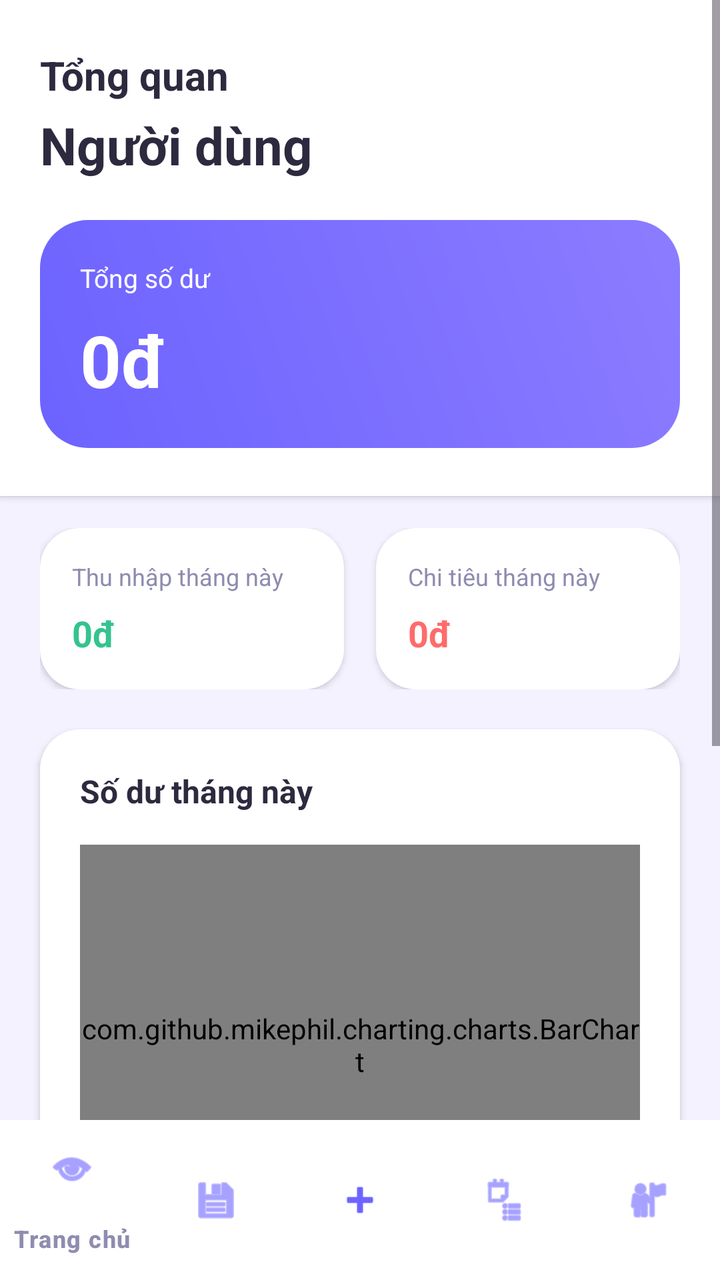
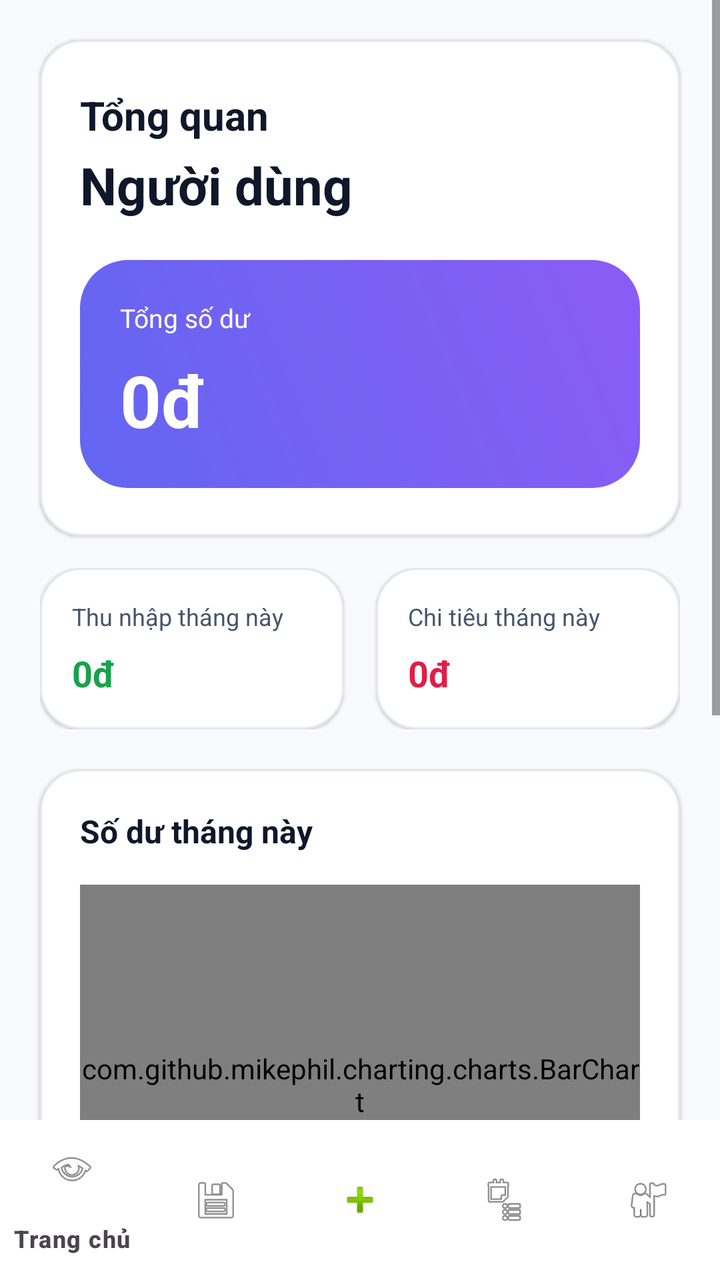

Compare the two renders of this Android layout. The source of the first and the diff that turns it into the second are given below.
<!-- AndroidManifest.xml: application theme Theme.MyApplication -->
<!-- res/layout/activity_main.xml -->
<?xml version="1.0" encoding="utf-8"?>
<RelativeLayout xmlns:android="http://schemas.android.com/apk/res/android"
    xmlns:app="http://schemas.android.com/apk/res-auto"
    android:layout_width="match_parent"
    android:layout_height="match_parent"
    android:background="@color/app_background">

    <ScrollView
        android:layout_width="match_parent"
        android:layout_height="match_parent"
        android:layout_above="@id/bottomNav">

        <LinearLayout
            android:layout_width="match_parent"
            android:layout_height="wrap_content"
            android:orientation="vertical">

            
            <LinearLayout
                android:layout_width="match_parent"
                android:layout_height="wrap_content"
                android:background="@color/card_background"
                android:elevation="2dp"
                android:orientation="vertical"
                android:paddingHorizontal="20dp"
                android:paddingVertical="24dp">

                <TextView
                    android:layout_width="wrap_content"
                    android:layout_height="wrap_content"
                    android:text="@string/main_title"
                    android:textColor="@color/text_primary"
                    android:textSize="20sp"
                    android:textStyle="bold" />

                <TextView
                    android:id="@+id/tvGreetingName"
                    android:layout_width="wrap_content"
                    android:layout_height="wrap_content"
                    android:layout_marginTop="4dp"
                    android:text="@string/profile_default_name"
                    android:textColor="@color/text_primary"
                    android:textSize="26sp"
                    android:textStyle="bold" />

                
                <LinearLayout
                    android:layout_width="match_parent"
                    android:layout_height="wrap_content"
                    android:layout_marginTop="20dp"
                    android:background="@drawable/bg_gradient_primary"
                    android:orientation="vertical"
                    android:padding="20dp">

                    <TextView
                        android:layout_width="wrap_content"
                        android:layout_height="wrap_content"
                        android:text="@string/main_balance_title"
                        android:textColor="@color/white"
                        android:textSize="13sp" />

                    <TextView
                        android:id="@+id/tvBalance"
                        android:layout_width="wrap_content"
                        android:layout_height="wrap_content"
                        android:layout_marginTop="8dp"
                        android:text="@string/placeholder_currency_zero"
                        android:textColor="@color/white"
                        android:textSize="36sp"
                        android:textStyle="bold" />
                </LinearLayout>
            </LinearLayout>

            
            <LinearLayout
                android:layout_width="match_parent"
                android:layout_height="wrap_content"
                android:layout_marginTop="16dp"
                android:orientation="horizontal"
                android:paddingHorizontal="20dp">

                
                <LinearLayout
                    android:layout_width="0dp"
                    android:layout_height="wrap_content"
                    android:layout_marginEnd="8dp"
                    android:layout_weight="1"
                    android:background="@drawable/bg_card"
                    android:elevation="2dp"
                    android:orientation="vertical"
                    android:padding="16dp">

                    <TextView
                        android:layout_width="wrap_content"
                        android:layout_height="wrap_content"
                        android:text="@string/main_income_month"
                        android:textColor="@color/text_secondary"
                        android:textSize="12sp" />

                    <TextView
                        android:id="@+id/tvIncome"
                        android:layout_width="wrap_content"
                        android:layout_height="wrap_content"
                        android:layout_marginTop="8dp"
                        android:text="@string/placeholder_currency_zero"
                        android:textColor="@color/accent_green"
                        android:textSize="18sp"
                        android:textStyle="bold" />
                </LinearLayout>

                
                <LinearLayout
                    android:layout_width="0dp"
                    android:layout_height="wrap_content"
                    android:layout_marginStart="8dp"
                    android:layout_weight="1"
                    android:background="@drawable/bg_card"
                    android:elevation="2dp"
                    android:orientation="vertical"
                    android:padding="16dp">

                    <TextView
                        android:layout_width="wrap_content"
                        android:layout_height="wrap_content"
                        android:text="@string/main_expense_month"
                        android:textColor="@color/text_secondary"
                        android:textSize="12sp" />

                    <TextView
                        android:id="@+id/tvExpense"
                        android:layout_width="wrap_content"
                        android:layout_height="wrap_content"
                        android:layout_marginTop="8dp"
                        android:text="@string/placeholder_currency_zero"
                        android:textColor="@color/accent_red"
                        android:textSize="18sp"
                        android:textStyle="bold" />
                </LinearLayout>
            </LinearLayout>

            
            <LinearLayout
                android:layout_width="match_parent"
                android:layout_height="wrap_content"
                android:layout_marginHorizontal="20dp"
                android:layout_marginTop="20dp"
                android:background="@drawable/bg_card"
                android:elevation="2dp"
                android:orientation="vertical"
                android:padding="20dp">

                <TextView
                    android:layout_width="wrap_content"
                    android:layout_height="wrap_content"
                    android:text="@string/main_balance_month"
                    android:textColor="@color/text_primary"
                    android:textSize="16sp"
                    android:textStyle="bold" />

                <com.github.mikephil.charting.charts.BarChart
                    android:id="@+id/barChart"
                    android:layout_width="match_parent"
                    android:layout_height="200dp"
                    android:layout_marginTop="16dp" />
            </LinearLayout>

            
            <LinearLayout
                android:layout_width="match_parent"
                android:layout_height="wrap_content"
                android:layout_margin="20dp"
                android:background="@drawable/bg_card"
                android:elevation="2dp"
                android:orientation="vertical"
                android:padding="20dp">

                <TextView
                    android:layout_width="wrap_content"
                    android:layout_height="wrap_content"
                    android:text="@string/main_transactions_title"
                    android:textColor="@color/text_primary"
                    android:textSize="16sp"
                    android:textStyle="bold" />

                <TextView
                    android:id="@+id/tvNoTransactions"
                    android:layout_width="wrap_content"
                    android:layout_height="wrap_content"
                    android:layout_marginTop="16dp"
                    android:text="@string/main_no_transactions"
                    android:textColor="@color/text_secondary"
                    android:textSize="13sp" />

                <LinearLayout
                    android:id="@+id/transactionListContainer"
                    android:layout_width="match_parent"
                    android:layout_height="wrap_content"
                    android:layout_marginTop="12dp"
                    android:orientation="vertical" />

                <TextView
                    android:id="@+id/tvSeeAll"
                    android:layout_width="wrap_content"
                    android:layout_height="wrap_content"
                    android:layout_marginTop="16dp"
                    android:text="@string/main_see_all"
                    android:textColor="@color/primary_blue"
                    android:textSize="14sp"
                    android:textStyle="bold" />
            </LinearLayout>

            <View
                android:layout_width="match_parent"
                android:layout_height="16dp" />
        </LinearLayout>
    </ScrollView>

    <com.google.android.material.bottomnavigation.BottomNavigationView
        android:id="@+id/bottomNav"
        android:layout_width="match_parent"
        android:layout_height="wrap_content"
        android:layout_alignParentBottom="true"
        android:background="@color/card_background"
        android:elevation="8dp"
        app:itemIconTint="@color/primary_blue"
        app:itemTextColor="@color/text_secondary"
        app:menu="@menu/bottom_menu" />
</RelativeLayout>
<!-- resources referenced by this layout -->
<resources>
  <color name="accent_green">#34C38F</color>
  <color name="accent_red">#FF6B6B</color>
  <color name="app_background">#F4F2FF</color>
  <color name="card_background">#FFFFFF</color>
  <color name="primary_blue">#6C63FF</color>
  <color name="text_primary">#2D2A3F</color>
  <color name="text_secondary">#8E8CB0</color>
  <color name="white">#FFFFFFFF</color>
  <!-- drawable bg_card (drawable) -->
  <?xml version="1.0" encoding="utf-8"?>
  <shape xmlns:android="http://schemas.android.com/apk/res/android">
      <solid android:color="@color/card_background" />
      <corners android:radius="20dp" />
  </shape>
  <!-- drawable bg_gradient_primary (drawable) -->
  <?xml version="1.0" encoding="utf-8"?>
  <shape xmlns:android="http://schemas.android.com/apk/res/android">
      <gradient
          android:angle="45"
          android:endColor="#8C7CFF"
          android:startColor="#6C63FF" />
      <corners android:radius="24dp" />
  </shape>
  <string name="main_balance_month">Số dư tháng này</string>
  <string name="main_balance_title">Tổng số dư</string>
  <string name="main_expense_month">Chi tiêu tháng này</string>
  <string name="main_income_month">Thu nhập tháng này</string>
  <string name="main_no_transactions">Chưa có giao dịch. Vui lòng thêm giao dịch mới.</string>
  <string name="main_see_all">Xem tất cả</string>
  <string name="main_title">Tổng quan</string>
  <string name="main_transactions_title">Giao dịch gần đây</string>
  <string name="placeholder_currency_zero">0đ</string>
  <string name="profile_default_name">Người dùng</string>
  <style name="Theme.MyApplication" parent="Base.Theme.MyApplication" />
  <style name="Base.Theme.MyApplication" parent="Theme.Material3.DayNight.NoActionBar">
          
          
      </style>
</resources>

<!-- the commit's change to res/layout/activity_main.xml (unified diff, before → after) -->
@@ -8,19 +8,24 @@
     <ScrollView
         android:layout_width="match_parent"
         android:layout_height="match_parent"
-        android:layout_above="@id/bottomNav">
+        android:layout_above="@id/bottomNav"
+        android:clipToPadding="false"
+        android:fillViewport="true">
 
         <LinearLayout
             android:layout_width="match_parent"
             android:layout_height="wrap_content"
-            android:orientation="vertical">
-
-            
-            <LinearLayout
-                android:layout_width="match_parent"
-                android:layout_height="wrap_content"
-                android:background="@color/card_background"
-                android:elevation="2dp"
+            android:orientation="vertical"
+            android:paddingBottom="16dp">
+
+            
+            <LinearLayout
+                android:layout_width="match_parent"
+                android:layout_height="wrap_content"
+                android:layout_marginHorizontal="20dp"
+                android:layout_marginTop="20dp"
+                android:background="@drawable/bg_card"
+                android:elevation="1dp"
                 android:orientation="vertical"
                 android:paddingHorizontal="20dp"
                 android:paddingVertical="24dp">
@@ -86,7 +91,7 @@
                     android:layout_marginEnd="8dp"
                     android:layout_weight="1"
                     android:background="@drawable/bg_card"
-                    android:elevation="2dp"
+                    android:elevation="1dp"
                     android:orientation="vertical"
                     android:padding="16dp">
 
@@ -115,7 +120,7 @@
                     android:layout_marginStart="8dp"
                     android:layout_weight="1"
                     android:background="@drawable/bg_card"
-                    android:elevation="2dp"
+                    android:elevation="1dp"
                     android:orientation="vertical"
                     android:padding="16dp">
 
@@ -145,7 +150,7 @@
                 android:layout_marginHorizontal="20dp"
                 android:layout_marginTop="20dp"
                 android:background="@drawable/bg_card"
-                android:elevation="2dp"
+                android:elevation="1dp"
                 android:orientation="vertical"
                 android:padding="20dp">
 
@@ -170,7 +175,7 @@
                 android:layout_height="wrap_content"
                 android:layout_margin="20dp"
                 android:background="@drawable/bg_card"
-                android:elevation="2dp"
+                android:elevation="1dp"
                 android:orientation="vertical"
                 android:padding="20dp">
 
@@ -221,8 +226,8 @@
         android:layout_height="wrap_content"
         android:layout_alignParentBottom="true"
         android:background="@color/card_background"
-        android:elevation="8dp"
-        app:itemIconTint="@color/primary_blue"
-        app:itemTextColor="@color/text_secondary"
+        android:elevation="6dp"
+        app:itemIconTint="@color/bottom_nav_item"
+        app:itemTextColor="@color/bottom_nav_item"
         app:menu="@menu/bottom_menu" />
 </RelativeLayout>
<!-- resource entries referenced after the edit -->
@@ -1,17 +1,20 @@
 <!-- resources referenced by this layout -->
 <resources>
-  <color name="accent_green">#34C38F</color>
-  <color name="accent_red">#FF6B6B</color>
-  <color name="app_background">#F4F2FF</color>
+  <color name="accent_green">#16A34A</color>
+  <color name="accent_red">#E11D48</color>
+  <color name="app_background">#F8FAFC</color>
   <color name="card_background">#FFFFFF</color>
-  <color name="primary_blue">#6C63FF</color>
-  <color name="text_primary">#2D2A3F</color>
-  <color name="text_secondary">#8E8CB0</color>
+  <color name="primary_blue">#6366F1</color>
+  <color name="text_primary">#0F172A</color>
+  <color name="text_secondary">#475569</color>
   <color name="white">#FFFFFFFF</color>
   <!-- drawable bg_card (drawable) -->
   <?xml version="1.0" encoding="utf-8"?>
   <shape xmlns:android="http://schemas.android.com/apk/res/android">
       <solid android:color="@color/card_background" />
+      <stroke
+          android:width="1dp"
+          android:color="@color/divider_light" />
       <corners android:radius="20dp" />
   </shape>
   <!-- drawable bg_gradient_primary (drawable) -->
@@ -19,8 +22,8 @@
   <shape xmlns:android="http://schemas.android.com/apk/res/android">
       <gradient
           android:angle="45"
-          android:endColor="#8C7CFF"
-          android:startColor="#6C63FF" />
+          android:endColor="@color/accent_purple"
+          android:startColor="@color/primary_blue" />
       <corners android:radius="24dp" />
   </shape>
   <string name="main_balance_month">Số dư tháng này</string>
@@ -34,9 +37,14 @@
   <string name="placeholder_currency_zero">0đ</string>
   <string name="profile_default_name">Người dùng</string>
   <style name="Theme.MyApplication" parent="Base.Theme.MyApplication" />
+  <color name="divider_light">#E2E8F0</color>
+  <color name="accent_purple">#8B5CF6</color>
   <style name="Base.Theme.MyApplication" parent="Theme.Material3.DayNight.NoActionBar">
-          
-          
+          <item name="colorPrimary">@color/primary_blue</item>
+          <item name="colorSecondary">@color/accent_purple</item>
+          <item name="android:statusBarColor">@android:color/transparent</item>
+          <item name="android:navigationBarColor">@color/card_background</item>
+          <item name="android:windowBackground">@color/app_background</item>
       </style>
 </resources>
 
